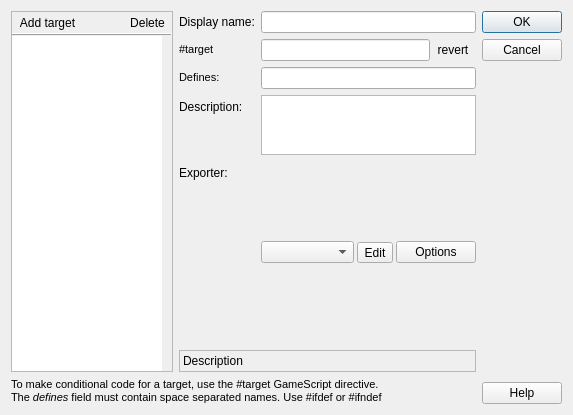
This is baseide/buildtargets.ui in spytheman/piGameCreator as Qt 5 draws it before an edit. The edited form follows.
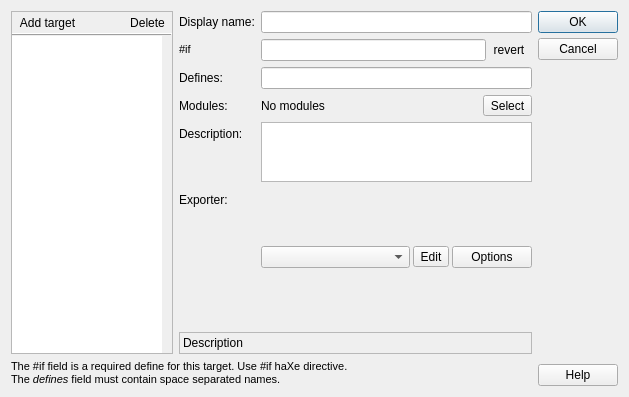
This is the edited form. Icons and pictures are not drawn.

```diff
--- a/baseide/buildtargets.ui
+++ b/baseide/buildtargets.ui
@@ -6,8 +6,8 @@
    <rect>
     <x>0</x>
     <y>0</y>
-    <width>573</width>
-    <height>415</height>
+    <width>629</width>
+    <height>397</height>
    </rect>
   </property>
   <property name="windowTitle">
@@ -22,6 +22,15 @@
   </property>
   <layout class="QGridLayout" name="gridLayout">
    <item row="0" column="0">
+    <widget class="QWidget" name="InnerWidget" native="true">
+     <layout class="QGridLayout" name="gridLayout_2">
+      <property name="margin">
+       <number>0</number>
+      </property>
+      <property name="horizontalSpacing">
+       <number>6</number>
+      </property>
+      <item row="1" column="0">
     <layout class="QHBoxLayout" name="horizontalLayout_2">
      <item>
       <widget class="QFrame" name="frame_2">
@@ -175,7 +184,7 @@
 &lt;html&gt;&lt;head&gt;&lt;meta name=&quot;qrichtext&quot; content=&quot;1&quot; /&gt;&lt;style type=&quot;text/css&quot;&gt;
 p, li { white-space: pre-wrap; }
 &lt;/style&gt;&lt;/head&gt;&lt;body style=&quot; font-family:'MS Shell Dlg 2'; font-size:8.25pt; font-weight:400; font-style:normal;&quot;&gt;
-&lt;p style=&quot; margin-top:0px; margin-bottom:0px; margin-left:0px; margin-right:0px; -qt-block-indent:0; text-indent:0px;&quot;&gt;&lt;span style=&quot; font-family:'Courier New,courier';&quot;&gt;#target&lt;/span&gt;&lt;/p&gt;&lt;/body&gt;&lt;/html&gt;</string>
+&lt;p style=&quot; margin-top:0px; margin-bottom:0px; margin-left:0px; margin-right:0px; -qt-block-indent:0; text-indent:0px;&quot;&gt;&lt;span style=&quot; font-family:'Courier New,courier'; font-size:8pt;&quot;&gt;#if&lt;/span&gt;&lt;/p&gt;&lt;/body&gt;&lt;/html&gt;</string>
           </property>
          </widget>
         </item>
@@ -203,14 +212,14 @@
           </item>
          </layout>
         </item>
-        <item row="3" column="0">
+           <item row="4" column="0">
          <widget class="QLabel" name="label_4">
           <property name="text">
            <string>Description:</string>
           </property>
          </widget>
         </item>
-        <item row="3" column="1">
+           <item row="4" column="1">
          <widget class="QPlainTextEdit" name="DescText">
           <property name="sizePolicy">
            <sizepolicy hsizetype="Expanding" vsizetype="Minimum">
@@ -226,14 +235,14 @@
           </property>
          </widget>
         </item>
-        <item row="4" column="0">
+           <item row="5" column="0">
          <widget class="QLabel" name="label_3">
           <property name="text">
            <string>Exporter:</string>
           </property>
          </widget>
         </item>
-        <item row="4" column="1">
+           <item row="5" column="1">
          <widget class="QStackedWidget" name="stackedWidget">
           <property name="currentIndex">
            <number>0</number>
@@ -317,7 +326,7 @@
           </widget>
          </widget>
         </item>
-        <item row="5" column="0" colspan="2">
+           <item row="6" column="0" colspan="2">
          <widget class="QFrame" name="frame">
           <property name="frameShape">
            <enum>QFrame::StyledPanel</enum>
@@ -354,24 +363,79 @@
         <item row="2" column="0">
          <widget class="QLabel" name="label_6">
           <property name="text">
-           <string>&lt;!DOCTYPE HTML PUBLIC &quot;-//W3C//DTD HTML 4.0//EN&quot; &quot;http://www.w3.org/TR/REC-html40/strict.dtd&quot;&gt;
-&lt;html&gt;&lt;head&gt;&lt;meta name=&quot;qrichtext&quot; content=&quot;1&quot; /&gt;&lt;style type=&quot;text/css&quot;&gt;
-p, li { white-space: pre-wrap; }
-&lt;/style&gt;&lt;/head&gt;&lt;body style=&quot; font-family:'MS Shell Dlg 2'; font-size:8.25pt; font-weight:400; font-style:normal;&quot;&gt;
-&lt;p style=&quot; margin-top:0px; margin-bottom:0px; margin-left:0px; margin-right:0px; -qt-block-indent:0; text-indent:0px;&quot;&gt;&lt;span style=&quot; font-size:8pt;&quot;&gt;Defines:&lt;/span&gt;&lt;/p&gt;&lt;/body&gt;&lt;/html&gt;</string>
+              <string>Defines:</string>
           </property>
          </widget>
         </item>
         <item row="2" column="1">
          <widget class="QLineEdit" name="defines"/>
         </item>
-       </layout>
+           <item row="3" column="0">
+            <widget class="QLabel" name="label_7">
+             <property name="text">
+              <string>Modules:</string>
+             </property>
+            </widget>
+           </item>
+           <item row="3" column="1">
+            <layout class="QHBoxLayout" name="horizontalLayout_6">
+             <property name="spacing">
+              <number>0</number>
+             </property>
+             <item>
+              <widget class="QLabel" name="modulesLabel">
+               <property name="text">
+                <string>No modules</string>
+               </property>
+              </widget>
+             </item>
+             <item>
+              <widget class="QToolButton" name="selectModules">
+               <property name="text">
+                <string>Select</string>
+               </property>
+               <property name="icon">
+                <iconset resource="../sharedcode/resources.qrc">
+                 <normaloff>:/resources/RES/ffficons/application_cascade.png</normaloff>:/resources/RES/ffficons/application_cascade.png</iconset>
+               </property>
+               <property name="toolButtonStyle">
+                <enum>Qt::ToolButtonTextBesideIcon</enum>
+               </property>
+              </widget>
+             </item>
+            </layout>
+           </item>
+          </layout>
       </widget>
      </item>
     </layout>
    </item>
-   <item row="0" column="1" rowspan="2">
-    <layout class="QVBoxLayout" name="verticalLayout_2">
+      <item row="2" column="0">
+       <widget class="QLabel" name="label_2">
+        <property name="sizePolicy">
+         <sizepolicy hsizetype="Preferred" vsizetype="Fixed">
+          <horstretch>0</horstretch>
+          <verstretch>0</verstretch>
+         </sizepolicy>
+        </property>
+        <property name="text">
+         <string>&lt;!DOCTYPE HTML PUBLIC &quot;-//W3C//DTD HTML 4.0//EN&quot; &quot;http://www.w3.org/TR/REC-html40/strict.dtd&quot;&gt;
+&lt;html&gt;&lt;head&gt;&lt;meta name=&quot;qrichtext&quot; content=&quot;1&quot; /&gt;&lt;style type=&quot;text/css&quot;&gt;
+p, li { white-space: pre-wrap; }
+&lt;/style&gt;&lt;/head&gt;&lt;body style=&quot; font-family:'MS Shell Dlg 2'; font-size:8.25pt; font-weight:400; font-style:normal;&quot;&gt;
+&lt;p style=&quot; margin-top:0px; margin-bottom:0px; margin-left:0px; margin-right:0px; -qt-block-indent:0; text-indent:0px;&quot;&gt;&lt;span style=&quot; font-size:8pt;&quot;&gt;The &lt;/span&gt;&lt;span style=&quot; font-family:'Courier New,courier'; font-size:8pt;&quot;&gt;#if&lt;/span&gt;&lt;span style=&quot; font-size:8pt;&quot;&gt; field is a required define for this target. Use &lt;/span&gt;&lt;span style=&quot; font-family:'Courier New,courier'; font-size:8pt;&quot;&gt;#if&lt;/span&gt;&lt;span style=&quot; font-size:8pt;&quot;&gt; haXe directive.&lt;/span&gt;&lt;/p&gt;
+&lt;p style=&quot; margin-top:0px; margin-bottom:0px; margin-left:0px; margin-right:0px; -qt-block-indent:0; text-indent:0px;&quot;&gt;&lt;span style=&quot; font-size:8pt;&quot;&gt;The &lt;/span&gt;&lt;span style=&quot; font-size:8pt; font-style:italic;&quot;&gt;defines&lt;/span&gt;&lt;span style=&quot; font-size:8pt;&quot;&gt; field must contain space separated names.&lt;/span&gt;&lt;/p&gt;&lt;/body&gt;&lt;/html&gt;</string>
+        </property>
+        <property name="wordWrap">
+         <bool>true</bool>
+        </property>
+       </widget>
+      </item>
+      <item row="1" column="1" rowspan="2">
+       <layout class="QVBoxLayout" name="OkCancelHelpLayout">
+        <property name="spacing">
+         <number>5</number>
+        </property>
      <item>
       <widget class="QPushButton" name="OKbutton">
        <property name="sizePolicy">
@@ -429,25 +493,7 @@
      </item>
     </layout>
    </item>
-   <item row="1" column="0">
-    <widget class="QLabel" name="label_2">
-     <property name="sizePolicy">
-      <sizepolicy hsizetype="Preferred" vsizetype="Fixed">
-       <horstretch>0</horstretch>
-       <verstretch>0</verstretch>
-      </sizepolicy>
-     </property>
-     <property name="text">
-      <string>&lt;!DOCTYPE HTML PUBLIC &quot;-//W3C//DTD HTML 4.0//EN&quot; &quot;http://www.w3.org/TR/REC-html40/strict.dtd&quot;&gt;
-&lt;html&gt;&lt;head&gt;&lt;meta name=&quot;qrichtext&quot; content=&quot;1&quot; /&gt;&lt;style type=&quot;text/css&quot;&gt;
-p, li { white-space: pre-wrap; }
-&lt;/style&gt;&lt;/head&gt;&lt;body style=&quot; font-family:'MS Shell Dlg 2'; font-size:8.25pt; font-weight:400; font-style:normal;&quot;&gt;
-&lt;p style=&quot; margin-top:0px; margin-bottom:0px; margin-left:0px; margin-right:0px; -qt-block-indent:0; text-indent:0px;&quot;&gt;&lt;span style=&quot; font-size:8pt;&quot;&gt;To make conditional code for a target, use the &lt;/span&gt;&lt;span style=&quot; font-family:'Courier New,courier'; font-size:8pt;&quot;&gt;#target&lt;/span&gt;&lt;span style=&quot; font-size:8pt;&quot;&gt; GameScript directive.&lt;/span&gt;&lt;/p&gt;
-&lt;p style=&quot; margin-top:0px; margin-bottom:0px; margin-left:0px; margin-right:0px; -qt-block-indent:0; text-indent:0px;&quot;&gt;&lt;span style=&quot; font-size:8pt;&quot;&gt;The &lt;/span&gt;&lt;span style=&quot; font-size:8pt; font-style:italic;&quot;&gt;defines&lt;/span&gt;&lt;span style=&quot; font-size:8pt;&quot;&gt; field must contain space separated names. Use &lt;/span&gt;&lt;span style=&quot; font-family:'Courier New,courier'; font-size:8pt;&quot;&gt;#ifdef&lt;/span&gt;&lt;span style=&quot; font-size:8pt;&quot;&gt; or &lt;/span&gt;&lt;span style=&quot; font-family:'Courier New,courier'; font-size:8pt;&quot;&gt;#ifndef&lt;/span&gt;&lt;/p&gt;&lt;/body&gt;&lt;/html&gt;</string>
-     </property>
-     <property name="wordWrap">
-      <bool>true</bool>
-     </property>
+     </layout>
     </widget>
    </item>
   </layout>
```
Left out of the diff: 1 changed line with no effect on the pictures. Lines whose indentation alone changed are shown as unchanged.
